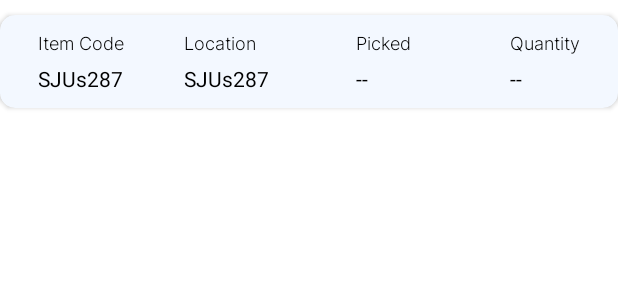
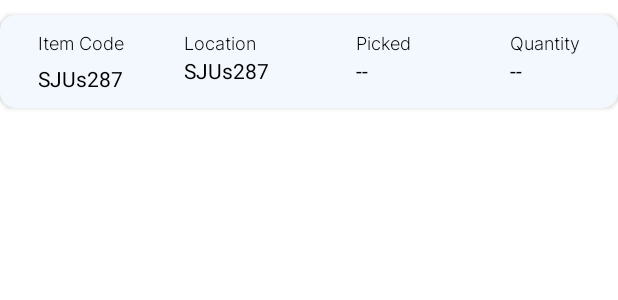
Before and after one commit to koushikjoshi/Glaukous_AndroidTask, an Android app: the layout recycler_view_bg.xml on its own in the app's theme, with its tools: preview values and no code run, on a phone screen of 412 x 824 dp. Shown: the top 300 px of the screen. Run offline under Robolectric (Android 15) with nearby library versions, the phone set to English and light mode, and no system bars.

Commit message:
RecyclerView Content Loaded

```diff
--- a/app/src/main/AndroidManifest.xml
+++ b/app/src/main/AndroidManifest.xml
@@ -2,6 +2,8 @@
 <manifest xmlns:android="http://schemas.android.com/apk/res/android"
     xmlns:tools="http://schemas.android.com/tools"
     package="com.koushikjoshi.glaukous_androidtask">
+
+    <uses-permission android:name="android.permission.INTERNET"/>
 
     <application
         android:allowBackup="true"
--- a/app/src/main/res/layout/recycler_view_bg.xml
+++ b/app/src/main/res/layout/recycler_view_bg.xml
@@ -75,7 +75,7 @@
 
             <TextView
                 android:id="@+id/recyclerItemCodeTextView"
-                android:layout_width="wrap_content"
+                android:layout_width="60dp"
                 android:layout_height="wrap_content"
                 android:layout_marginTop="5dp"
                 android:layout_marginBottom="10dp"
@@ -90,42 +90,36 @@
                 android:id="@+id/recyclerLocationTextView"
                 android:layout_width="wrap_content"
                 android:layout_height="wrap_content"
-                android:layout_marginTop="5dp"
-                android:layout_marginBottom="10dp"
                 android:text="SJUs287"
                 android:textColor="#000000"
                 android:textSize="14sp"
-                app:layout_constraintBottom_toBottomOf="parent"
+                app:layout_constraintBottom_toBottomOf="@+id/recyclerItemCodeTextView"
                 app:layout_constraintStart_toStartOf="@+id/textView26"
-                app:layout_constraintTop_toBottomOf="@+id/textView26"
+                app:layout_constraintTop_toBottomOf="@+id/textView14"
                 app:layout_constraintVertical_bias="0.0" />
 
             <TextView
                 android:id="@+id/recyclerPickedTextView"
                 android:layout_width="wrap_content"
                 android:layout_height="wrap_content"
-                android:layout_marginTop="5dp"
-                android:layout_marginBottom="10dp"
                 android:text="--"
                 android:textColor="#000000"
                 android:textSize="14sp"
-                app:layout_constraintBottom_toBottomOf="parent"
+                app:layout_constraintBottom_toBottomOf="@+id/recyclerLocationTextView"
                 app:layout_constraintStart_toStartOf="@+id/textView16"
-                app:layout_constraintTop_toBottomOf="@+id/textView16"
+                app:layout_constraintTop_toTopOf="@+id/recyclerLocationTextView"
                 app:layout_constraintVertical_bias="1.0" />
 
             <TextView
                 android:id="@+id/recyclerQuantityTextView"
                 android:layout_width="wrap_content"
                 android:layout_height="wrap_content"
-                android:layout_marginTop="4dp"
-                android:layout_marginBottom="10dp"
                 android:text="--"
                 android:textColor="#000000"
                 android:textSize="14sp"
-                app:layout_constraintBottom_toBottomOf="parent"
+                app:layout_constraintBottom_toBottomOf="@+id/recyclerPickedTextView"
                 app:layout_constraintStart_toStartOf="@+id/textView"
-                app:layout_constraintTop_toBottomOf="@+id/textView"
+                app:layout_constraintTop_toTopOf="@+id/recyclerPickedTextView"
                 app:layout_constraintVertical_bias="1.0" />
         </androidx.constraintlayout.widget.ConstraintLayout>
     </androidx.cardview.widget.CardView>
```
Also changed, not shown: app/src/main/java/com/koushikjoshi/glaukous_androidtask/Data.kt (added, +14 -0 lines), app/src/main/java/com/koushikjoshi/glaukous_androidtask/HomeFragment.kt (+16 -2 lines), app/src/main/java/com/koushikjoshi/glaukous_androidtask/Item.kt (added, +15 -0 lines), app/src/main/java/com/koushikjoshi/glaukous_androidtask/TodoAdapter.kt (+4 -4 lines), app/src/main/java/com/koushikjoshi/glaukous_androidtask/TodoApi.kt (+5 -2 lines), app/src/main/java/com/koushikjoshi/glaukous_androidtask/TodoFirstX.kt (added, +7 -0 lines).
